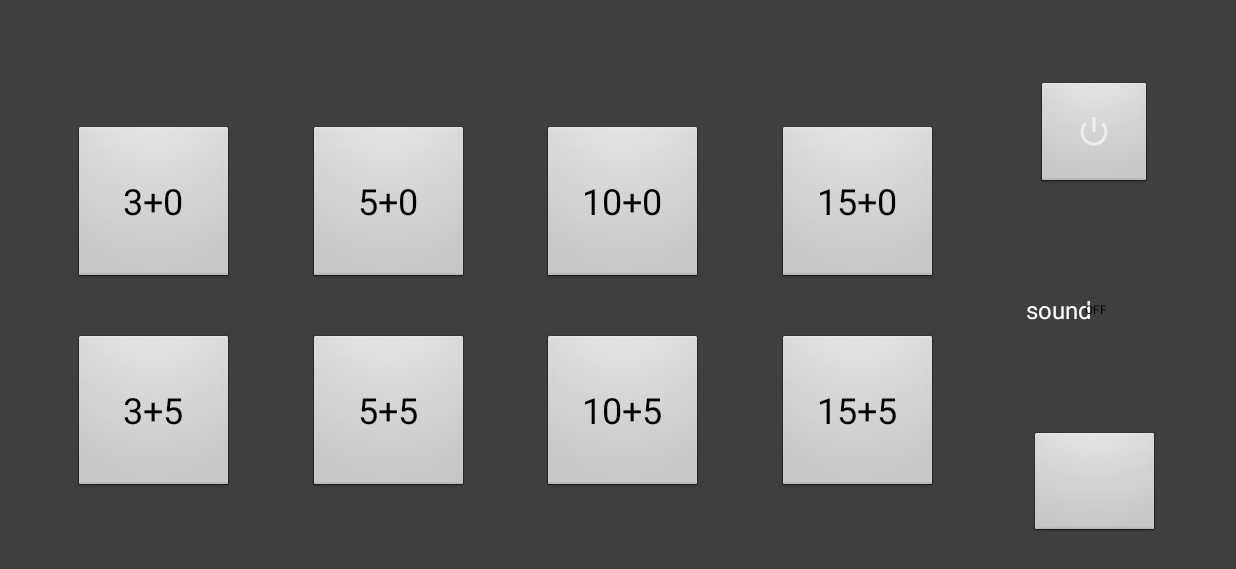
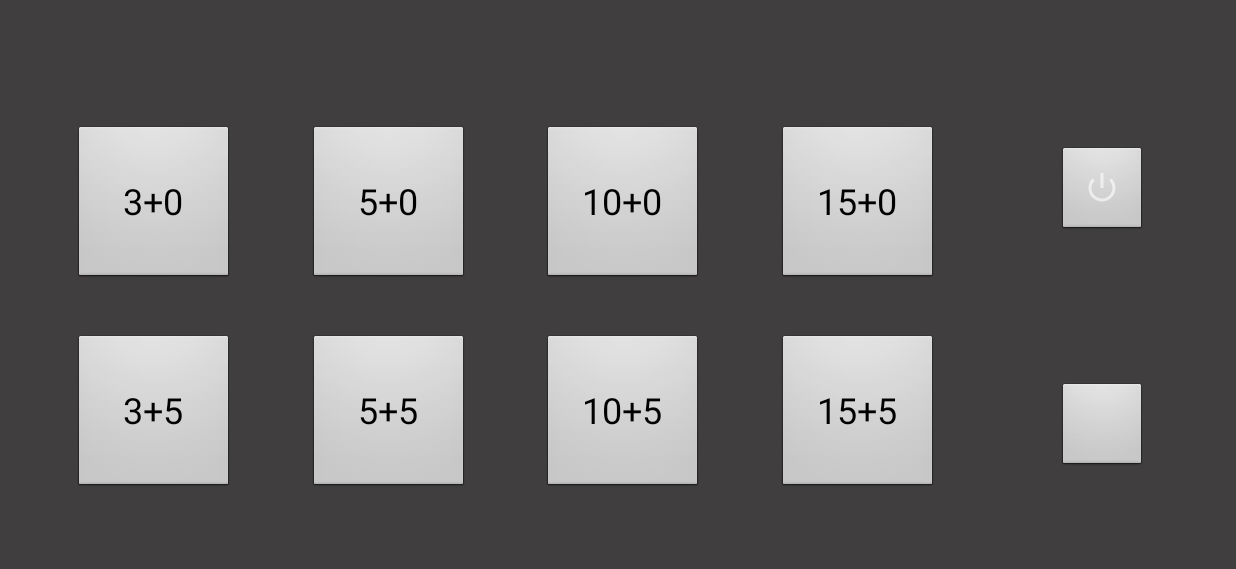
Before and after one commit to linuxswords/ChessClock, an Android app: the SettingsActivity screen opened directly, with no data from a screen before it, on a phone screen of 824 x 412 dp (held sideways). Shown: the top 569 px of the screen. Run offline under Robolectric (Android 15) with nearby library versions, the phone set to English and light mode, and no system bars; 1 statement that could not run was skipped.

Commit message:
drop sound

```diff
--- a/app/src/main/java/org/linuxswords/games/chessclock/MainActivity.java
+++ b/app/src/main/java/org/linuxswords/games/chessclock/MainActivity.java
@@ -2,7 +2,6 @@ package org.linuxswords.games.chessclock;
 
 import android.app.Activity;
 import android.content.Intent;
-import android.media.MediaPlayer;
 import android.os.Bundle;
 import android.util.Log;
 import android.view.WindowManager;
@@ -17,10 +16,6 @@ public class MainActivity extends Activity implements TiltListener
 
     private PlayerClock leftClock;
     private PlayerClock rightClock;
-
-    private MediaPlayer mediaPlayer;
-
-    private boolean isSilent = true;
     private TiltSensor tiltSensor;
 
     @Override
@@ -42,13 +37,10 @@ public class MainActivity extends Activity implements TiltListener
         // pause on a single click, show settings on a long click
         findViewById(R.id.parent).setOnClickListener(v -> this.pauseAllClocks());
         findViewById(R.id.parent).setOnLongClickListener(v -> this.showSettingsScreen());
-//        findViewById(R.id.parent).setdouOnLongClickListener(v -> this.showSettingsScreen());
 
-        // reset button
+        // reset button fixme: double click
 //        findViewById(R.id.restartButton).setOnClickListener(v -> this.restartAllClocks());
 
-        // sound stuff
-        initializeSoundTriggers();
     }
 
     private boolean showSettingsScreen(){
@@ -56,24 +48,12 @@ public class MainActivity extends Activity implements TiltListener
         return true;
     }
 
-    private void initializeSoundTriggers()
-    {
-        mediaPlayer = MediaPlayer.create(this, R.raw.punch);
-        mediaPlayer.setLooping(false);
-    }
-
     private void toggleSwitch(PlayerClock toActivate, PlayerClock toPause)
     {
         toActivate.start();
         toPause.pause();
-        triggerSound();
     }
 
-    private void triggerSound(){
-        if (!isSilent) {
-            mediaPlayer.start();
-        }
-    }
 
     private void pauseAllClocks()
     {
--- a/app/src/main/res/layout/activity_settings.xml
+++ b/app/src/main/res/layout/activity_settings.xml
@@ -108,32 +108,22 @@
     app:layout_constraintTop_toBottomOf="@+id/timeSettingFifteenZero"/>
   <ImageButton
     android:id="@+id/exitButton"
-    android:layout_width="77dp"
-    android:layout_height="72dp"
+    android:layout_width="60dp"
+    android:layout_height="60dp"
     android:src="@android:drawable/ic_lock_power_off"
-    app:layout_constraintBottom_toTopOf="@+id/soundSwitch"
+    app:layout_constraintBottom_toTopOf="@+id/settingsCancelButton"
     app:layout_constraintEnd_toEndOf="parent"
-    app:layout_constraintHorizontal_bias="0.925"
+    app:layout_constraintHorizontal_bias="0.922"
     app:layout_constraintStart_toStartOf="parent"
     app:layout_constraintTop_toTopOf="parent"/>
   <ImageButton
     android:id="@+id/settingsCancelButton"
-    android:layout_width="87dp"
-    android:layout_height="71dp"
+    android:layout_width="60dp"
+    android:layout_height="60dp"
     app:layout_constraintBottom_toBottomOf="parent"
     app:layout_constraintEnd_toEndOf="parent"
-    app:layout_constraintHorizontal_bias="0.931"
+    app:layout_constraintHorizontal_bias="0.922"
     app:layout_constraintStart_toStartOf="parent"
-    app:layout_constraintTop_toBottomOf="@+id/soundSwitch"
+    app:layout_constraintTop_toBottomOf="@+id/exitButton"
     app:srcCompat="@android:drawable/ic_menu_close_clear_cancel"/>
-  <Switch
-    android:id="@+id/soundSwitch"
-    android:layout_width="94dp"
-    android:layout_height="54dp"
-    android:text="@string/soundSwitch"
-    app:layout_constraintBottom_toTopOf="@+id/settingsCancelButton"
-    app:layout_constraintEnd_toEndOf="parent"
-    app:layout_constraintHorizontal_bias="0.937"
-    app:layout_constraintStart_toStartOf="parent"
-    app:layout_constraintTop_toBottomOf="@+id/exitButton"/>
 </androidx.constraintlayout.widget.ConstraintLayout>
```
